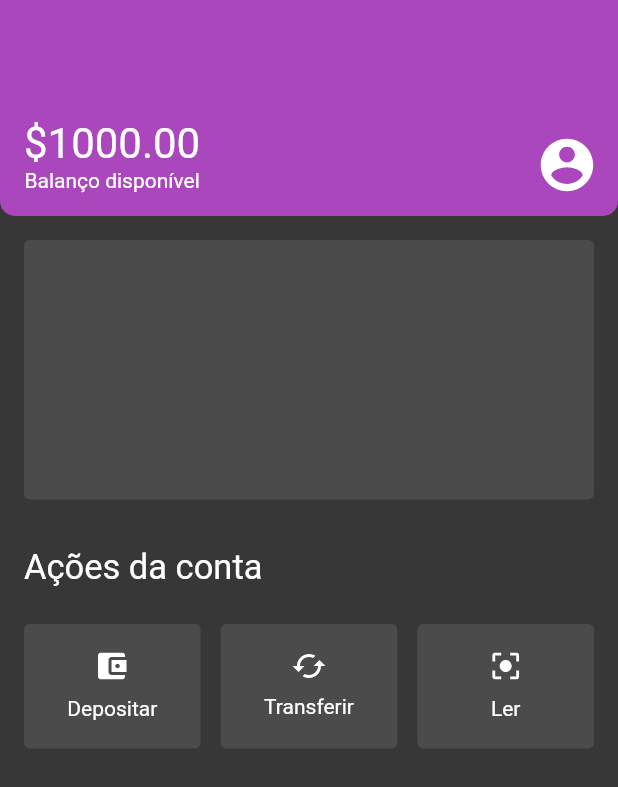
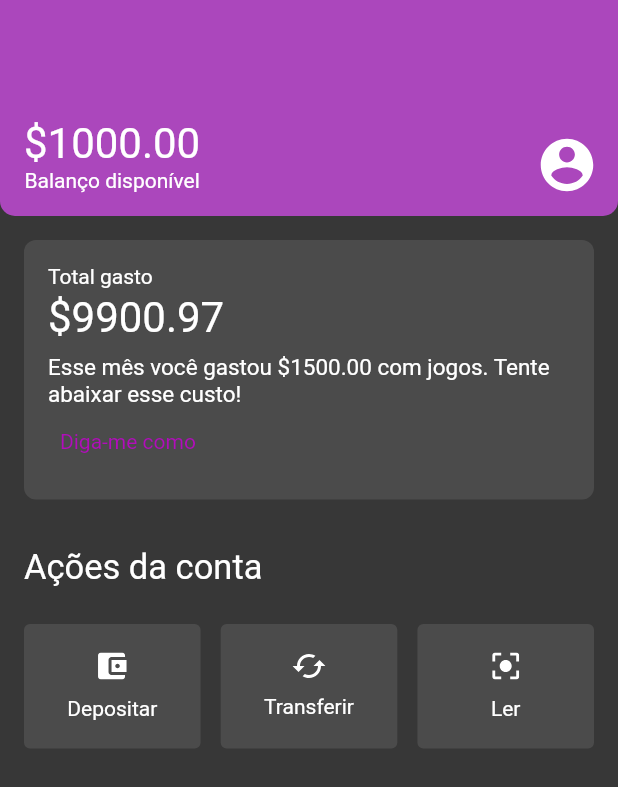
Before and after one commit to lukzfreitas/alura_challenge_mobile, a Flutter app: the HomeView screen opened by its route, on a phone screen of 412 x 824 dp. Shown: the top 787 px of the screen. Run offline on Flutter 3.47's test engine with Material 2 defaults, Android fonts, the phone set to English and light mode, and no system bars; our stand-ins replace dio, flutter_svg, get, shared_preferences; accounts and stored records are empty.

Commit message:
creating card of activities and finishing layout design

```diff
--- a/lib/app/modules/home/widgets/activies_card.dart
+++ b/lib/app/modules/home/widgets/activies_card.dart
@@ -5,12 +5,68 @@ class ActiviesCard extends StatelessWidget {
 
   @override
   Widget build(BuildContext context) {
-    return Container(
-      height: 173.0,
-      decoration: const BoxDecoration(
-        color: Color(0xff4B4B4B),
-        borderRadius: BorderRadius.all(
-          Radius.circular(4.0),
+    return LayoutBuilder(
+      builder: (context, constraints) => Container(
+        height: 173.0,
+        width: constraints.maxWidth,
+        decoration: const BoxDecoration(
+          color: Color(0xff4B4B4B),
+          borderRadius: BorderRadius.all(
+            Radius.circular(8.0),
+          ),
+        ),
+        child: Padding(
+          padding: const EdgeInsets.all(16.0),
+          child: Column(
+            crossAxisAlignment: CrossAxisAlignment.start,
+            children: const [
+              Text(
+                'Total gasto',
+                style: TextStyle(
+                  color: Color(0xffFFFFFF),
+                  fontFamily: 'Roboto',
+                  fontWeight: FontWeight.w400,
+                  fontStyle: FontStyle.normal,
+                  fontSize: 14.0,
+                ),
+              ),
+              SizedBox(height: 3),
+              Text(
+                '\$9900.97',
+                style: TextStyle(
+                  color: Color(0xffFFFFFF),
+                  fontFamily: 'Roboto',
+                  fontWeight: FontWeight.w400,
+                  fontStyle: FontStyle.normal,
+                  fontSize: 28.0,
+                ),
+              ),
+              SizedBox(height: 8),
+              Text(
+                'Esse mês você gastou \$1500.00 com jogos. Tente abaixar esse custo!',
+                style: TextStyle(
+                  color: Color(0xffFFFFFF),
+                  fontFamily: 'Roboto',
+                  fontWeight: FontWeight.w400,
+                  fontStyle: FontStyle.normal,
+                  fontSize: 15.0,
+                ),
+              ),
+              Padding(
+                padding: EdgeInsets.symmetric(vertical: 14.0, horizontal: 8.0),
+                child: Text(
+                  'Diga-me como',
+                  style: TextStyle(
+                    color: Color(0xffB20CBB),
+                    fontFamily: 'Roboto',
+                    fontWeight: FontWeight.w400,
+                    fontStyle: FontStyle.normal,
+                    fontSize: 14.0,
+                  ),
+                ),
+              ),
+            ],
+          ),
         ),
       ),
     );
```
